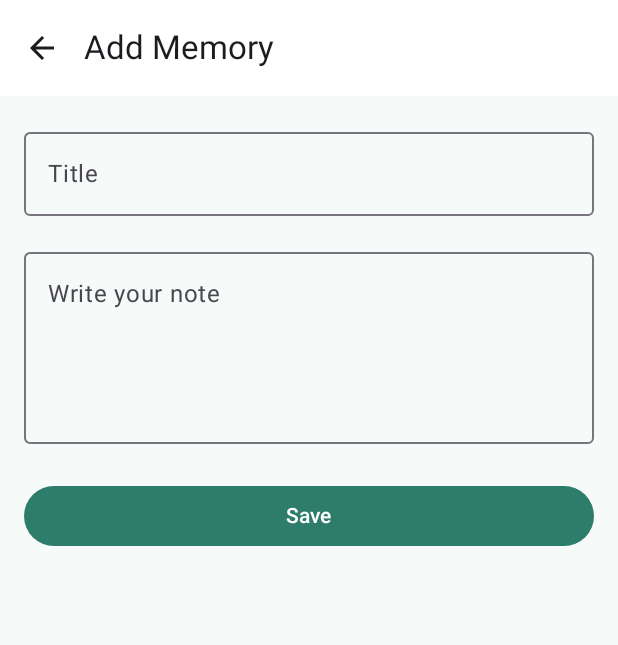
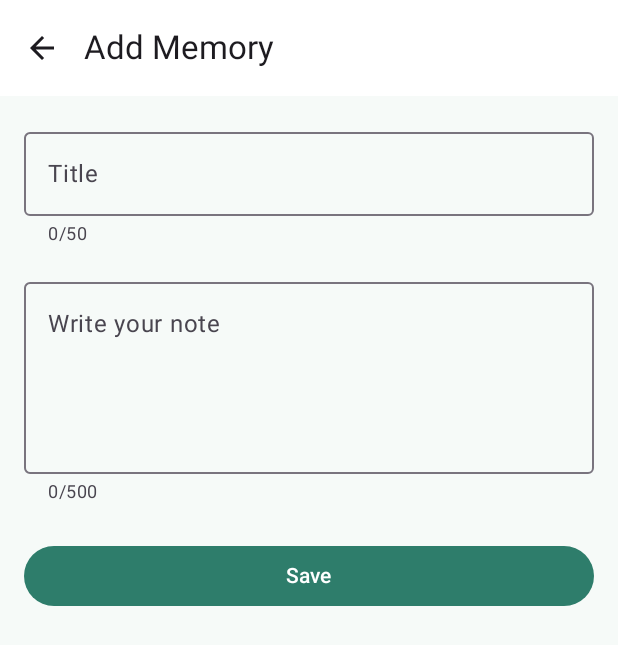
Before and after one commit to choletisai/GeoJournal_Mobile_App, an Android app built with Jetpack Compose: the screen it shows after launch (MainActivity), after a tap on "Add entry", on a phone screen of 412 x 824 dp. Shown: the top 645 px of the screen. Run offline under Robolectric (Android 15) with nearby library versions, the phone set to English and light mode, and no system bars; our stand-ins replace Room's generated code.

Commit message:
Add Room database, add entry, Home list, Detail and delete for Sprint 2

```diff
--- a/app/build.gradle.kts
+++ b/app/build.gradle.kts
@@ -2,6 +2,7 @@ plugins {
     alias(libs.plugins.android.application)
     alias(libs.plugins.kotlin.android)
     alias(libs.plugins.kotlin.compose)
+    id("com.google.devtools.ksp")
 }
 
 android {
@@ -58,4 +59,9 @@ dependencies {
     debugImplementation(libs.androidx.ui.test.manifest)
 
     implementation(libs.androidx.navigation.compose)
+
+    implementation("androidx.room:room-runtime:2.6.1")
+    implementation("androidx.room:room-ktx:2.6.1")
+    ksp("androidx.room:room-compiler:2.6.1")
+    implementation("androidx.lifecycle:lifecycle-viewmodel-compose:2.8.7")
 }
--- /dev/null
+++ b/app/src/main/java/com/example/geojournal/data/AppDatabase.kt
@@ -0,0 +1,35 @@
+package com.example.geojournal.data
+
+import android.content.Context
+import androidx.room.Database
+import androidx.room.Room
+import androidx.room.RoomDatabase
+import com.example.geojournal.model.JournalEntry
+
+// This is the main database class.
+// version = 1 because this is the first version of the database.
+@Database(entities = [JournalEntry::class], version = 1, exportSchema = false)
+abstract class AppDatabase : RoomDatabase() {
+
+    abstract fun journalDao(): JournalDao
+
+    companion object {
+
+        // we only want ONE database object in the whole app
+        @Volatile
+        private var INSTANCE: AppDatabase? = null
+
+        fun getDatabase(context: Context): AppDatabase {
+            // if the database already exists, use it. If not, make it.
+            return INSTANCE ?: synchronized(this) {
+                val instance = Room.databaseBuilder(
+                    context.applicationContext,
+                    AppDatabase::class.java,
+                    "geojournal_database"
+                ).build()
+                INSTANCE = instance
+                instance
+            }
+        }
+    }
+}
--- /dev/null
+++ b/app/src/main/java/com/example/geojournal/data/JournalDao.kt
@@ -0,0 +1,31 @@
+package com.example.geojournal.data
+
+import androidx.room.Dao
+import androidx.room.Insert
+import androidx.room.Query
+import com.example.geojournal.model.JournalEntry
+import kotlinx.coroutines.flow.Flow
+
+// DAO means Data Access Object.
+// It is a list of the things the app can ask the database to do.
+@Dao
+interface JournalDao {
+
+    // save one new entry
+    @Insert
+    suspend fun insert(entry: JournalEntry)
+
+    // get all entries, newest first.
+    // New entries get a bigger id, so sorting by id gives the newest on top.
+    // Flow means the list updates by itself when the data changes.
+    @Query("SELECT * FROM journal_entries ORDER BY id DESC")
+    fun getAllEntries(): Flow<List<JournalEntry>>
+
+    // get one entry. It can be null if the id does not exist.
+    @Query("SELECT * FROM journal_entries WHERE id = :entryId")
+    suspend fun getEntryById(entryId: Int): JournalEntry?
+
+    // delete one entry by its id
+    @Query("DELETE FROM journal_entries WHERE id = :entryId")
+    suspend fun deleteById(entryId: Int)
+}
--- /dev/null
+++ b/app/src/main/java/com/example/geojournal/data/JournalRepository.kt
@@ -0,0 +1,23 @@
+package com.example.geojournal.data
+
+import com.example.geojournal.model.JournalEntry
+import kotlinx.coroutines.flow.Flow
+
+// The repository stands between the ViewModel and the database.
+// The ViewModel does not need to know how the data is stored.
+class JournalRepository(private val dao: JournalDao) {
+
+    val allEntries: Flow<List<JournalEntry>> = dao.getAllEntries()
+
+    suspend fun addEntry(entry: JournalEntry) {
+        dao.insert(entry)
+    }
+
+    suspend fun getEntryById(id: Int): JournalEntry? {
+        return dao.getEntryById(id)
+    }
+
+    suspend fun deleteEntry(id: Int) {
+        dao.deleteById(id)
+    }
+}
--- a/app/src/main/java/com/example/geojournal/model/JournalEntry.kt
+++ b/app/src/main/java/com/example/geojournal/model/JournalEntry.kt
@@ -1,12 +1,22 @@
 package com.example.geojournal.model
 
-// This class describes one diary entry.
-// Later (Sprint 2) this will also be used for the database.
+import androidx.room.Entity
+import androidx.room.PrimaryKey
+
+// This class is now also a table in the database.
+// One JournalEntry is one row in the table.
+@Entity(tableName = "journal_entries")
 data class JournalEntry(
-    val id: Int,
+
+    // the id is made by the database itself, so 0 is only a starting value
+    @PrimaryKey(autoGenerate = true)
+    val id: Int = 0,
+
     val title: String,
     val note: String,
-    val place: String,
+
+    // place and weather come in Sprint 3 and 4, so for now they have a default text
+    val place: String = "Not added yet",
     val date: String,
-    val weather: String
+    val weather: String = "Not added yet"
 )
--- a/app/src/main/java/com/example/geojournal/navigation/AppNavigation.kt
+++ b/app/src/main/java/com/example/geojournal/navigation/AppNavigation.kt
@@ -1,6 +1,7 @@
 package com.example.geojournal.navigation
 
 import androidx.compose.runtime.Composable
+import androidx.lifecycle.viewmodel.compose.viewModel
 import androidx.navigation.NavType
 import androidx.navigation.compose.NavHost
 import androidx.navigation.compose.composable
@@ -10,13 +11,16 @@ import com.example.geojournal.screens.AddEntryScreen
 import com.example.geojournal.screens.EntryDetailScreen
 import com.example.geojournal.screens.HomeScreen
 import com.example.geojournal.screens.SettingsScreen
+import com.example.geojournal.viewmodel.JournalViewModel
 
 @Composable
 fun AppNavigation() {
 
-
     val navController = rememberNavController()
 
+    // One ViewModel is made here and given to the screens that need it.
+    // This way all screens use the same data.
+    val journalViewModel: JournalViewModel = viewModel()
 
     NavHost(
         navController = navController,
@@ -26,30 +30,34 @@ fun AppNavigation() {
         // Home screen
         composable(Routes.HOME) {
             HomeScreen(
+                viewModel = journalViewModel,
                 onAddClick = { navController.navigate(Routes.ADD_ENTRY) },
                 onSettingsClick = { navController.navigate(Routes.SETTINGS) },
                 onEntryClick = { id -> navController.navigate(Routes.entryDetail(id)) }
             )
         }
 
+        // Add entry screen
         composable(Routes.ADD_ENTRY) {
             AddEntryScreen(
-                onBackClick = { navController.popBackStack() }
+                viewModel = journalViewModel,
+                onBackClick = { navController.popBackStack() },
+                onSaved = { navController.popBackStack() }
             )
         }
 
-
+        // Detail screen, it receives the id of the entry
         composable(
             route = Routes.ENTRY_DETAIL,
             arguments = listOf(
                 navArgument("entryId") { type = NavType.IntType }
             )
         ) { backStackEntry ->
-            // get the id that was sent from the Home screen (-1 if something goes wrong)
             val entryId = backStackEntry.arguments?.getInt("entryId") ?: -1
 
             EntryDetailScreen(
                 entryId = entryId,
+                viewModel = journalViewModel,
                 onBackClick = { navController.popBackStack() }
             )
         }
--- a/app/src/main/java/com/example/geojournal/screens/AddEntryScreen.kt
+++ b/app/src/main/java/com/example/geojournal/screens/AddEntryScreen.kt
@@ -27,16 +27,27 @@ import androidx.compose.runtime.setValue
 import androidx.compose.ui.Modifier
 import androidx.compose.ui.platform.LocalContext
 import androidx.compose.ui.unit.dp
+import com.example.geojournal.viewmodel.JournalViewModel
 
 @OptIn(ExperimentalMaterial3Api::class)
 @Composable
-fun AddEntryScreen(onBackClick: () -> Unit) {
-
+fun AddEntryScreen(
+    viewModel: JournalViewModel,
+    onBackClick: () -> Unit,
+    onSaved: () -> Unit
+) {
     val context = LocalContext.current
 
-    // these keep what the user types
+    // what the user types
     var title by remember { mutableStateOf("") }
     var note by remember { mutableStateOf("") }
+
+    // becomes true when the user presses Save with an empty title
+    var titleError by remember { mutableStateOf(false) }
+
+    // maximum lengths, so the app does not get very large text
+    val maxTitle = 50
+    val maxNote = 500
 
     Scaffold(
         topBar = {
@@ -64,9 +75,23 @@ fun AddEntryScreen(onBackClick: () -> Unit) {
 
             OutlinedTextField(
                 value = title,
-                onValueChange = { title = it },
+                onValueChange = {
+                    // only accept the text if it is not too long
+                    if (it.length <= maxTitle) {
+                        title = it
+                        titleError = false
+                    }
+                },
                 label = { Text("Title") },
                 singleLine = true,
+                isError = titleError,
+                supportingText = {
+                    if (titleError) {
+                        Text("Please enter a title")
+                    } else {
+                        Text("${title.length}/$maxTitle")
+                    }
+                },
                 modifier = Modifier.fillMaxWidth()
             )
 
@@ -74,9 +99,14 @@ fun AddEntryScreen(onBackClick: () -> Unit) {
 
             OutlinedTextField(
                 value = note,
-                onValueChange = { note = it },
+                onValueChange = {
+                    if (it.length <= maxNote) {
+                        note = it
+                    }
+                },
                 label = { Text("Write your note") },
                 minLines = 4,
+                supportingText = { Text("${note.length}/$maxNote") },
                 modifier = Modifier.fillMaxWidth()
             )
 
@@ -84,13 +114,14 @@ fun AddEntryScreen(onBackClick: () -> Unit) {
 
             Button(
                 onClick = {
-                    // Saving is not built yet, it comes in Sprint 2.
-                    // For now just show a small message.
-                    Toast.makeText(
-                        context,
-                        "Saving will be added in Sprint 2",
-                        Toast.LENGTH_SHORT
-                    ).show()
+                    if (title.isBlank()) {
+                        // title is empty, show the error and do not save
+                        titleError = true
+                    } else {
+                        viewModel.addEntry(title.trim(), note.trim())
+                        Toast.makeText(context, "Memory saved", Toast.LENGTH_SHORT).show()
+                        onSaved()
+                    }
                 },
                 modifier = Modifier.fillMaxWidth()
             ) {
--- a/app/src/main/java/com/example/geojournal/screens/HomeScreen.kt
+++ b/app/src/main/java/com/example/geojournal/screens/HomeScreen.kt
@@ -2,9 +2,11 @@ package com.example.geojournal.screens
 
 import androidx.compose.foundation.clickable
 import androidx.compose.foundation.layout.Arrangement
+import androidx.compose.foundation.layout.Box
 import androidx.compose.foundation.layout.Column
 import androidx.compose.foundation.layout.PaddingValues
 import androidx.compose.foundation.layout.Spacer
+import androidx.compose.foundation.layout.fillMaxSize
 import androidx.compose.foundation.layout.fillMaxWidth
 import androidx.compose.foundation.layout.height
 import androidx.compose.foundation.layout.padding
@@ -14,6 +16,7 @@ import androidx.compose.material.icons.Icons
 import androidx.compose.material.icons.filled.Add
 import androidx.compose.material.icons.filled.Settings
 import androidx.compose.material3.Card
+import androidx.compose.material3.CircularProgressIndicator
 import androidx.compose.material3.ExperimentalMaterial3Api
 import androidx.compose.material3.FloatingActionButton
 import androidx.compose.material3.Icon
@@ -23,18 +26,27 @@ import androidx.compose.material3.Scaffold
 import androidx.compose.material3.Text
 import androidx.compose.material3.TopAppBar
 import androidx.compose.runtime.Composable
+import androidx.compose.runtime.collectAsState
+import androidx.compose.runtime.getValue
+import androidx.compose.ui.Alignment
 import androidx.compose.ui.Modifier
+import androidx.compose.ui.text.style.TextAlign
 import androidx.compose.ui.unit.dp
-import com.example.geojournal.data.SampleData
 import com.example.geojournal.model.JournalEntry
+import com.example.geojournal.viewmodel.JournalViewModel
 
 @OptIn(ExperimentalMaterial3Api::class)
 @Composable
 fun HomeScreen(
+    viewModel: JournalViewModel,
     onAddClick: () -> Unit,
     onSettingsClick: () -> Unit,
     onEntryClick: (Int) -> Unit
 ) {
+    // The list comes from the database.
+    // It starts as null, which means "still loading".
+    val entries by viewModel.allEntries.collectAsState(initial = null)
+
     Scaffold(
         topBar = {
             TopAppBar(
@@ -59,7 +71,34 @@ fun HomeScreen(
         }
     ) { innerPadding ->
 
-        // LazyColumn is the list. It only draws the items that are visible.
+        val list = entries
+
+        if (list == null) {
+            // still loading from the database
+            Box(
+                modifier = Modifier
+                    .fillMaxSize()
+                    .padding(innerPadding),
+                contentAlignment = Alignment.Center
+            ) {
+                CircularProgressIndicator()
+            }
+        } else if (list.isEmpty()) {
+            // the database has no entries yet
+            Box(
+                modifier = Modifier
+                    .fillMaxSize()
+                    .padding(innerPadding),
+                contentAlignment = Alignment.Center
+            ) {
+                Text(
+                    text = "No memories yet. Tap the plus button to add your first one.",
+                    style = MaterialTheme.typography.bodyLarge,
+                    textAlign = TextAlign.Center,
+                    modifier = Modifier.padding(24.dp)
+                )
+            }
+        } else {
             LazyColumn(
                 modifier = Modifier
                     .padding(innerPadding)
@@ -67,11 +106,12 @@ fun HomeScreen(
                 contentPadding = PaddingValues(vertical = 12.dp),
                 verticalArrangement = Arrangement.spacedBy(12.dp)
             ) {
-            items(SampleData.entries) { entry ->
+                items(list, key = { it.id }) { entry ->
                     EntryCard(
                         entry = entry,
                         onClick = { onEntryClick(entry.id) }
                     )
+                }
             }
         }
     }
--- /dev/null
+++ b/app/src/main/java/com/example/geojournal/viewmodel/JournalViewModel.kt
@@ -0,0 +1,54 @@
+package com.example.geojournal.viewmodel
+
+import android.app.Application
+import androidx.lifecycle.AndroidViewModel
+import androidx.lifecycle.viewModelScope
+import com.example.geojournal.data.AppDatabase
+import com.example.geojournal.data.JournalRepository
+import com.example.geojournal.model.JournalEntry
+import kotlinx.coroutines.flow.Flow
+import kotlinx.coroutines.launch
+import java.text.SimpleDateFormat
+import java.util.Date
+import java.util.Locale
+
+// The ViewModel holds the data for the screens.
+// It stays alive when the phone is rotated, so the data is not lost.
+class JournalViewModel(application: Application) : AndroidViewModel(application) {
+
+    private val repository: JournalRepository
+
+    // the list of all entries, the Home screen reads this
+    val allEntries: Flow<List<JournalEntry>>
+
+    init {
+        val dao = AppDatabase.getDatabase(application).journalDao()
+        repository = JournalRepository(dao)
+        allEntries = repository.allEntries
+    }
+
+    // saves a new entry with today's date
+    fun addEntry(title: String, note: String) {
+        // viewModelScope.launch runs the work in the background
+        viewModelScope.launch {
+            val today = SimpleDateFormat("dd MMM yyyy", Locale.getDefault()).format(Date())
+            val entry = JournalEntry(
+                title = title,
+                note = note,
+                date = today
+            )
+            repository.addEntry(entry)
+        }
+    }
+
+    // finds one entry for the Detail screen
+    suspend fun getEntryById(id: Int): JournalEntry? {
+        return repository.getEntryById(id)
+    }
+
+    fun deleteEntry(id: Int) {
+        viewModelScope.launch {
+            repository.deleteEntry(id)
+        }
+    }
+}
--- a/build.gradle.kts
+++ b/build.gradle.kts
@@ -3,4 +3,5 @@ plugins {
     alias(libs.plugins.android.application) apply false
     alias(libs.plugins.kotlin.android) apply false
     alias(libs.plugins.kotlin.compose) apply false
+    id("com.google.devtools.ksp") version "2.0.0-1.0.24" apply false
 }
```
Also changed, not shown: app/src/main/java/com/example/geojournal/screens/EntryDetailScreen.kt (+92 -13 lines). Lines whose indentation alone changed are shown as unchanged.
